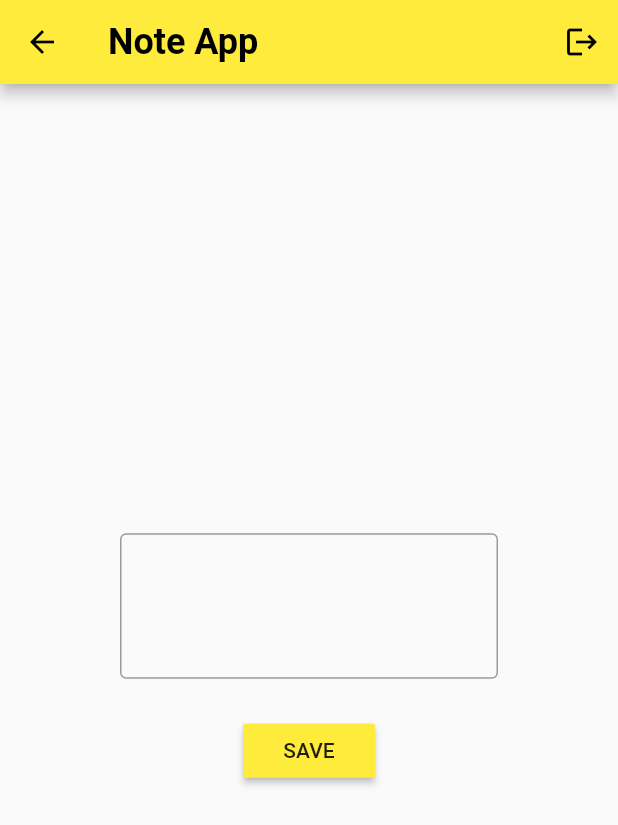
After one commit to piotrwrzodak/UAM-BSM-NoteApp, a Flutter app: the MyBioNote screen opened directly, on a phone screen of 412 x 824 dp. The commit adds this screen. Shown: the top 825 px of the screen. Run offline on Flutter 3.47's test engine with Material 2 defaults, Android fonts, the phone set to English and light mode, and no system bars; our stand-ins replace flutter_secure_storage, hive, hive_flutter, local_auth, shared_preferences; missing offline and left inert: crypt, encrypt, flutter_string_encryption, pointycastle, rsa_encrypt; accounts and stored records are empty; Roboto replaces fonts that are missing (Corben).

Commit message:
add home screen

```diff
--- a/lib/repository/bioRepo.dart
+++ b/lib/repository/bioRepo.dart
@@ -69,4 +69,8 @@ class BioRepo {
       return "Here save your note!";
     }
   }
+
+  Future<void> clear() async {
+    await secureStorage.deleteAll();
+  }
 }
--- /dev/null
+++ b/lib/screens/bioHome.dart
@@ -0,0 +1,73 @@
+import 'package:bsm_noteapp/services/auth.dart';
+import 'package:bsm_noteapp/services/bioAuth.dart';
+import 'package:flutter/material.dart';
+import 'package:provider/provider.dart';
+
+class MyBioNote extends StatefulWidget {
+  @override
+  _MyBioNoteState createState() => _MyBioNoteState();
+}
+
+class _MyBioNoteState extends State<MyBioNote> {
+
+  final TextEditingController _noteController = new TextEditingController();
+  BioAuth _bioAuth = BioAuth();
+
+
+  @override
+  void initState() {
+    (() async {
+      _noteController.text = await _bioAuth.getNote();
+    })();
+    super.initState();
+  }
+
+  @override
+  Widget build(BuildContext context) {
+    return Scaffold(
+      appBar: AppBar(
+        title: Text('Note App', style: Theme.of(context).textTheme.headline1),
+        actions: [
+        IconButton(
+          icon: Icon(Icons.logout),
+          onPressed: () {
+            var authStatus = context.read<AuthStatus>();
+            //authStatus.string = "";
+            authStatus.toggle();
+          }
+        )
+      ],
+      ),
+      body: Center(
+        child: Container(
+          child: SingleChildScrollView(
+            padding: EdgeInsets.all(80.0),
+            child: Column(
+              mainAxisAlignment: MainAxisAlignment.center,
+              children: <Widget>[
+                TextField(
+                  maxLines: 3,
+                  controller: _noteController,
+                  decoration: InputDecoration(
+                    border: OutlineInputBorder()
+                  )
+                ),
+                SizedBox(
+                  height: 24,
+                ),
+                RaisedButton(
+                  color: Colors.yellow,
+                  child: Text('SAVE'),
+                  onPressed: () async {
+                    await _bioAuth.saveNote(_noteController.text);
+                    FocusScope.of(context).unfocus();
+                  },
+                ),
+            ],
+            ),
+          ),
+        ),
+      ),
+    );
+  }
+}
--- a/lib/screens/wrapper.dart
+++ b/lib/screens/wrapper.dart
@@ -1,5 +1,5 @@
+import 'package:bsm_noteapp/screens/bioHome.dart';
 import 'package:bsm_noteapp/screens/bioLogin.dart';
-import 'package:bsm_noteapp/screens/home.dart';
 import 'package:bsm_noteapp/services/auth.dart';
 import 'package:flutter/material.dart';
 import 'package:hive/hive.dart';
@@ -23,7 +23,7 @@ class _WrapperState extends State<Wrapper> {
 
   @override
    Widget build(BuildContext context) {
-    return context.watch<AuthStatus>().loggedIn ? MyNote() : BioLogin();
+    return context.watch<AuthStatus>().loggedIn ? MyBioNote() : BioLogin();
   }
 }
 class HiveHelper {
```
Also changed, not shown: lib/screens/bioLogin.dart (+12 -5 lines), lib/services/bioAuth.dart (+8 -0 lines).
